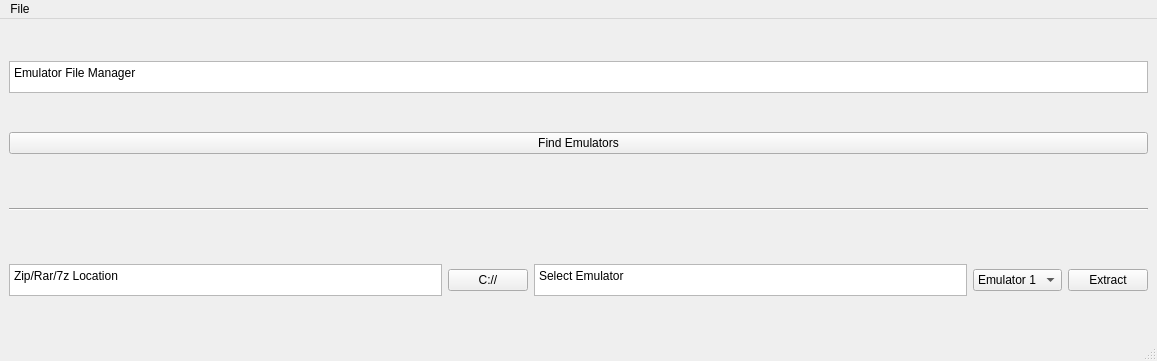
This is EmulatorFileManager3.ui in MachineAngel0/Emulator-File-Manager as Qt 5 draws it before an edit. The edited form follows.
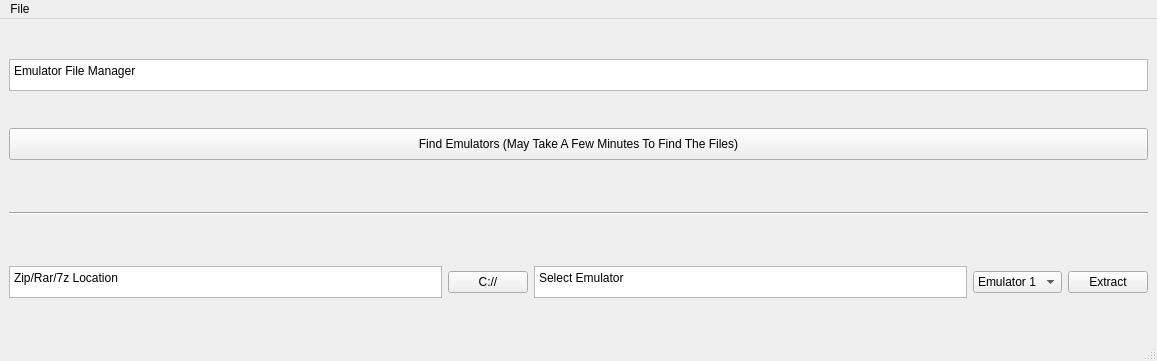
This is the edited form.

Commit message: Finished functionality for the UI

What changed in the file:
```diff
--- a/EmulatorFileManager3.ui
+++ b/EmulatorFileManager3.ui
@@ -40,8 +40,14 @@
     </item>
     <item>
      <widget class="QPushButton" name="Button_FindEmulators">
+      <property name="maximumSize">
+       <size>
+        <width>16777215</width>
+        <height>32</height>
+       </size>
+      </property>
       <property name="text">
-       <string>Find Emulators</string>
+       <string>Find Emulators (May Take A Few Minutes To Find The Files)</string>
       </property>
      </widget>
     </item>
```
Left out of the diff: 4 changed lines with no effect on the pictures. The commit also changes 7 other files.
